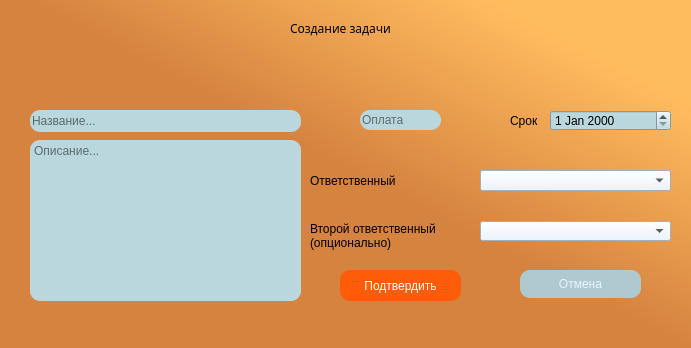
The window that course/creatework.ui (TFed555/Coursework) describes before a commit, drawn with Qt 5.
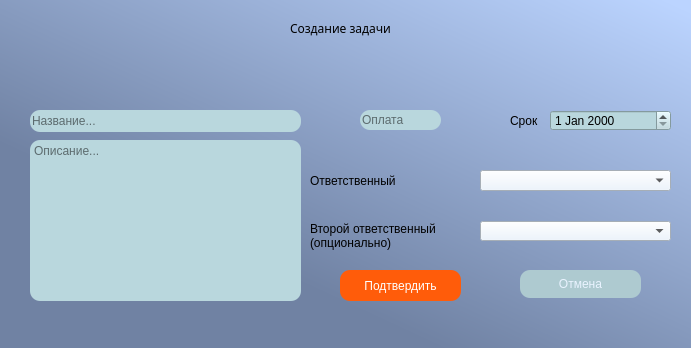
The same window after the commit.

```diff
--- a/course/creatework.ui
+++ b/course/creatework.ui
@@ -26,8 +26,7 @@
     </rect>
    </property>
    <property name="styleSheet">
-    <string notr="true">background-color: qlineargradient(spread:pad, x1:0, y1:1, x2:0.866, y2:0.164818, stop:0.60199 rgba(214, 131, 64, 255), stop:1 rgba(255, 188, 94, 255));
-font: 9pt &quot;Cascadia Mono&quot;;</string>
+    <string notr="true">background-color: qlineargradient(spread:pad, x1:1, y1:0.0284091, x2:0.353, y2:0.733, stop:0.00497512 rgba(187, 212, 255, 255), stop:1 rgba(112, 130, 163, 255));</string>
    </property>
    <property name="text">
     <string/>
```
Left out of the diff: 15 changed lines with no effect on the pictures.
